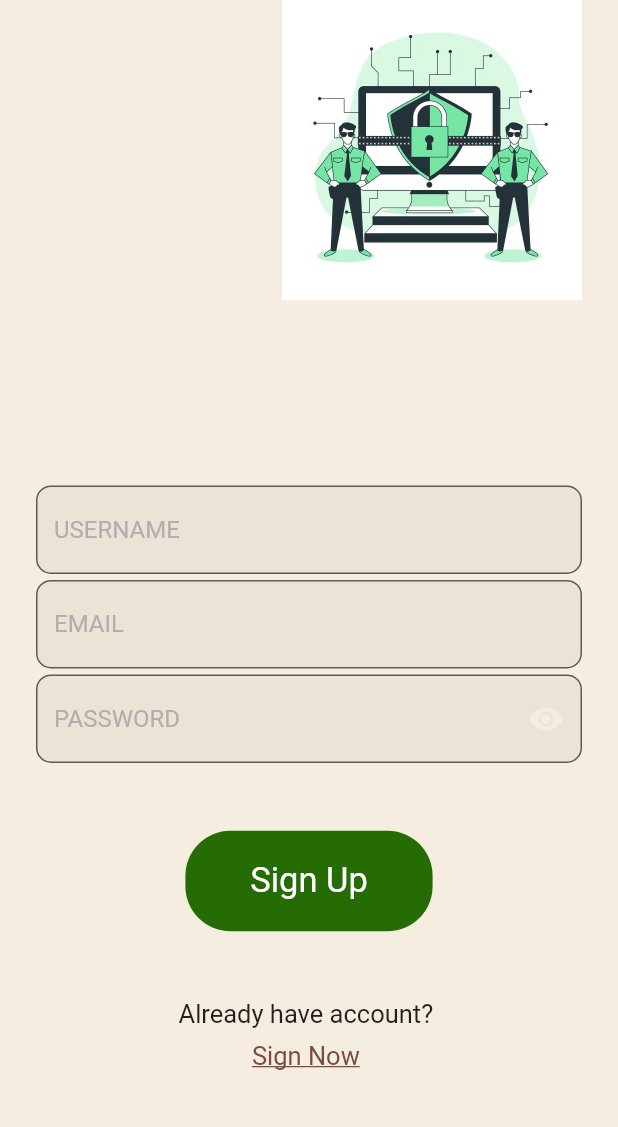
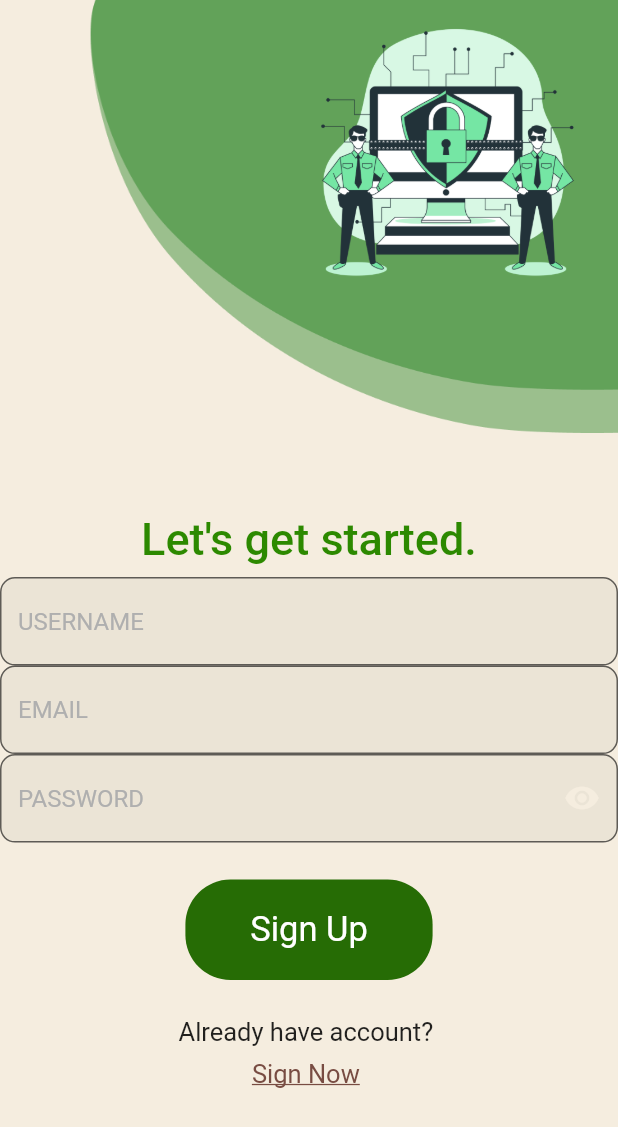
Before and after one commit to manas1410/Meraki, a Flutter app: the screen it shows after launch, after a tap on "LOGIN", after a tap on "Register Now", on a phone screen of 412 x 824 dp. Shown: the top 1127 px of the screen. Run offline on Flutter 3.47's test engine with Material 2 defaults, Android fonts, the phone set to English and light mode, and no system bars; our stand-ins replace cloud_firestore, firebase_auth, firebase_core, shared_preferences; accounts and stored records are empty; Roboto replaces fonts that are missing (Montserrat).

Commit message:
Add files via upload

```diff
--- a/lib/Screens/login_screen.dart
+++ b/lib/Screens/login_screen.dart
@@ -67,22 +67,41 @@ class _SignInState extends State<SignIn> {
       body: SingleChildScrollView(
         child: Container(
           // color: Colors.amberAccent,
-          padding: EdgeInsets.symmetric(horizontal: 24),
+          //padding: EdgeInsets.symmetric(horizontal: 24),
           child: Column(
             mainAxisSize: MainAxisSize.min,
             children: [
-              SizedBox(height:50,),
               Form(
                 key: formKey,
                 child: Column(
                   children: [
                     Container(
                       alignment: Alignment.centerRight,
-                      child: Image.asset("assets/images/cyber.png",
-                        height: 200,
+                      child: Stack(
+                        children:<Widget>[
+                          Positioned(
+                              child:
+                              Image.asset("assets/images/cyber1.png",
+                                  height: MediaQuery.of(context).size.height*0.4,
+                                  width: MediaQuery.of(context).size.width,
+                                  fit: BoxFit.fill
+                              )),
+                          Positioned(
+                              child:
+                              Image.asset("assets/images/cyber1.png",
+                                  height: MediaQuery.of(context).size.height*0.36,
+                                  width: MediaQuery.of(context).size.width,
+                                  fit: BoxFit.fill
+                              )),
+                          Positioned(
+                              top: MediaQuery.of(context).size.height*0.01,
+                              right: MediaQuery.of(context).size.width*0.04,
+                              child:
+                              Image.asset("assets/images/cyber.png", height: 200,)),
+                        ],
                       ),
                     ),
-                    SizedBox(height: 40,),
+                    SizedBox(height: MediaQuery.of(context).size.width*0.01,),
                     Container(
                         alignment: Alignment.center,
                         child: Container(
--- a/lib/Screens/signup.dart
+++ b/lib/Screens/signup.dart
@@ -71,18 +71,48 @@ class _SignUpState extends State<SignUp> {
           // height: MediaQuery.of(context).size.height - 210,
           alignment: Alignment.bottomCenter,
           child: Container(
-            padding: EdgeInsets.symmetric(horizontal: 24),
+            //padding: EdgeInsets.symmetric(horizontal: 24),
             child: Column(
               mainAxisSize: MainAxisSize.min,
               children: [
                 Container(
                   alignment: Alignment.centerRight,
-                  child: Image.asset("assets/images/cyber.png",
-                    height: 200,
+                  child: Stack(
+                    children:<Widget>[
+                      Positioned(
+                          child:
+                          Image.asset("assets/images/cyber1.png",
+                            height: MediaQuery.of(context).size.height*0.4,
+                            width: MediaQuery.of(context).size.width,
+                          fit: BoxFit.fill
+                       )),
+                      Positioned(
+                          child:
+                          Image.asset("assets/images/cyber1.png",
+                              height: MediaQuery.of(context).size.height*0.36,
+                              width: MediaQuery.of(context).size.width,
+                              fit: BoxFit.fill
+                          )),
+                      Positioned(
+                        top: MediaQuery.of(context).size.height*0.01,
+                        right: MediaQuery.of(context).size.width*0.04,
+                          child:
+                          Image.asset("assets/images/cyber.png", height: 200,)),
+                    ],
                   ),
                 ),
                 //SizedBox(height:50,),
-                SizedBox(height: MediaQuery.of(context).size.width*0.30,),
+                SizedBox(height: MediaQuery.of(context).size.width*0.01,),
+                Container(
+                    alignment: Alignment.center,
+                    child: Container(
+                      padding: EdgeInsets.symmetric(horizontal: 16, vertical: 8),
+                      child: Text(
+                        "Let's get started.",
+                        style: welcomeback(),
+
+                      ),
+                    )),
                 Form(
                   key: formKey,
                   child: Column(
@@ -106,7 +136,7 @@ class _SignUpState extends State<SignUp> {
                         ),
                       ),
                       SizedBox(
-                        height: 4,
+                        height: 0,
                       ),
                       TextFormField(
                         validator: (val) {
@@ -129,7 +159,7 @@ class _SignUpState extends State<SignUp> {
                         ),
                       ),
                       SizedBox(
-                        height: 4,
+                        height: 0,
                       ),
                       TextFormField(
                         obscureText: _isObscure,
@@ -175,7 +205,7 @@ class _SignUpState extends State<SignUp> {
                       ),
                     )),*/
                 SizedBox(
-                  height: MediaQuery.of(context).size.width*0.10,
+                  height: MediaQuery.of(context).size.width*0.05,
                 ),
                 GestureDetector(
                   onTap: () {
@@ -198,7 +228,7 @@ class _SignUpState extends State<SignUp> {
                   ),
                 ),
                 SizedBox(
-                  height:MediaQuery.of(context).size.width*0.10,
+                  height:MediaQuery.of(context).size.width*0.05,
                 ),
                 /*Container(
                   alignment: Alignment.center,
```
Also changed, not shown: pubspec.yaml (+11 -4 lines), assets/images/cyber.png, assets/images/cyber1.png (added), assets/images/icon.png (added), pubspec.lock, 22 other files.
